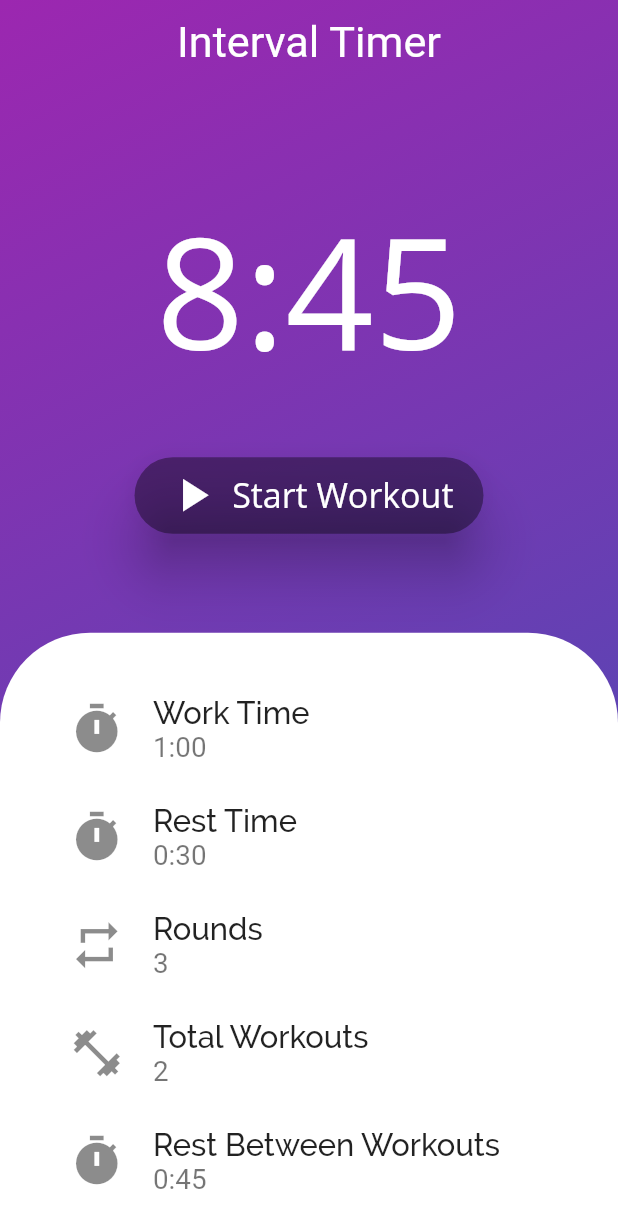
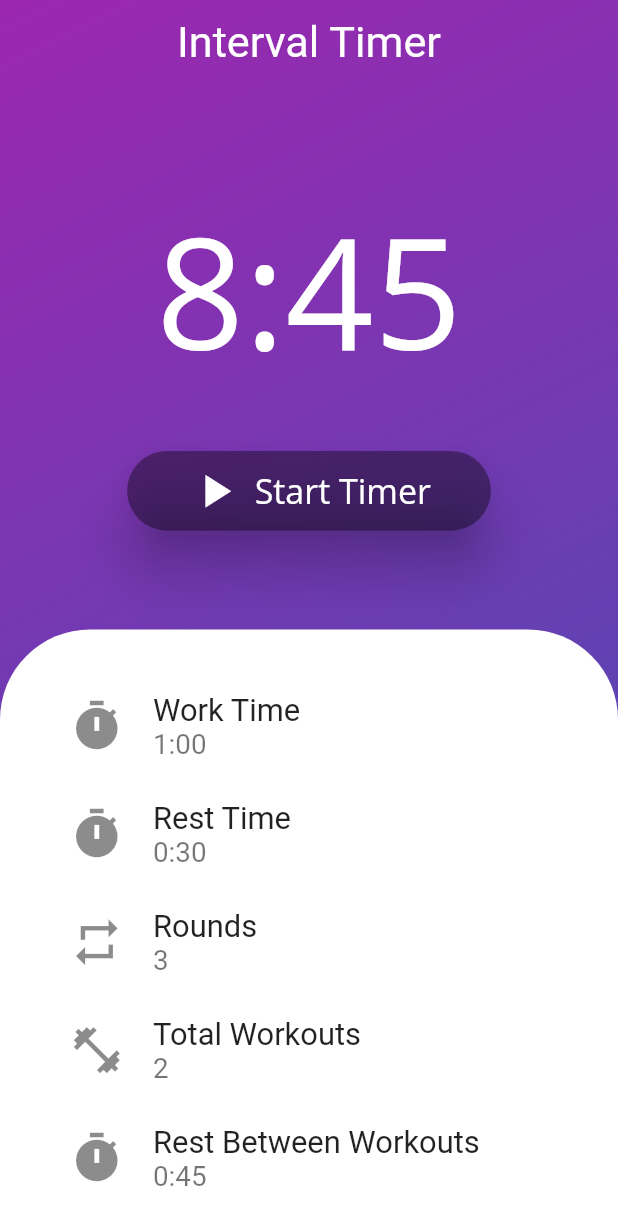
Before and after one commit to sabinabialic/HiitMe-Interval-Timer, a Flutter app: the screen it shows after launch, on a phone screen of 412 x 824 dp. Shown: the top 1228 px of the screen. Run offline on Flutter 3.47's test engine with Material 2 defaults, Android fonts, the phone set to English and light mode, and no system bars; drawn by our look-alikes of focused_menu; our stand-ins replace audioplayers, flutter_local_notifications, numberpicker, percent_indicator, shared_preferences, wakelock; missing offline and left inert: rate_my_app, responsive_flutter, sound_mode.

Commit message:
Working on Save Functionality

```diff
--- a/lib/screens/hiit_screen.dart
+++ b/lib/screens/hiit_screen.dart
@@ -1,10 +1,14 @@
 import 'dart:convert';
 
 import 'package:flutter/material.dart';
+import 'package:flutter/services.dart';
+import 'package:focused_menu/focused_menu.dart';
+import 'package:focused_menu/modals.dart';
 import 'package:interval_timer/screens/workout_screen.dart';
+import 'package:interval_timer/widgets/customalertdialog.dart';
 import 'package:interval_timer/widgets/durationpicker.dart';
+import 'package:interval_timer/widgets/integerpicker.dart';
 import 'package:shared_preferences/shared_preferences.dart';
-import 'package:numberpicker/numberpicker.dart';
 import 'package:rate_my_app/rate_my_app.dart';
 import '../main.dart';
 import '../models.dart';
@@ -24,13 +28,14 @@ class _HiitScreenState extends State<HiitScreen> {
   RateMyApp _rateMyApp = RateMyApp(
     preferencesPrefix: 'rateMyApp_',
     minDays: 3, minLaunches: 7,
-    remindDays: 3, remindLaunches: 5,
+    remindDays: 2, remindLaunches: 5,
     googlePlayIdentifier: 'com.greydanedevelopment.hiitme_interval_timer',
     appStoreIdentifier: '1564361054',
   );
 
   @override
   initState() {
+    // Initialize shared preferences
     var json = widget.prefs.getString('hiit');
     _hiit = json != null? Hiit.fromJson(jsonDecode(json)) : defaultHiit;
 
@@ -100,23 +105,55 @@ class _HiitScreenState extends State<HiitScreen> {
                           mainAxisAlignment: MainAxisAlignment.center,
                           children: <Widget>[
                             Padding(
-                              padding: EdgeInsets.only(top: MediaQuery.of(context).size.height * 0.05),
-                              child: RaisedButton.icon(
-                                onPressed: () { Navigator.push( context,
-                                    MaterialPageRoute(builder: (context) => WorkoutScreen(hiit: _hiit)));},
-                                shape: new RoundedRectangleBorder(
-                                  borderRadius: new BorderRadius.circular(75.0),
-                                ),
-                                padding: EdgeInsets.fromLTRB(20, 7, 20, 7),
-                                elevation: 15.0, color: Colors.black38,
-                                icon: Icon(Icons.play_arrow, color: Colors.white,
+                              padding: EdgeInsets.only(top: MediaQuery.of(context).size.height * 0.045),
+                              child: FocusedMenuHolder(
+                                child: RaisedButton.icon(
+                                  shape: RoundedRectangleBorder(
+                                    borderRadius: BorderRadius.circular(75.0),
+                                  ),
+                                  padding: EdgeInsets.fromLTRB(40, 8, 40, 8),
+                                  elevation: 15.0, color: Colors.black38,
+                                  icon: Icon(Icons.play_arrow, color: Colors.white,
                                     size: MediaQuery.of(context).size.width * 0.09),
-                                label: Text("Start Workout", style: TextStyle(
+                                  label: Text("Start Timer", style: TextStyle(
                                     fontFamily: "Open Sans", color: Colors.white,
                                     fontSize: MediaQuery.of(context).size.width * 0.055)
+                                  ),
+                                  onPressed: () { Navigator.push( context,
+                                      MaterialPageRoute(builder: (context) => WorkoutScreen(hiit: _hiit)));
+                                  },
                                 ),
-                              ),
-                            ),
+
+                                // On long hold, opens a focused menu
+                                menuItems: <FocusedMenuItem> [
+                                  FocusedMenuItem(
+                                      title: Text("Start Timer",
+                                          style: TextStyle(fontFamily: "Roboto", fontSize: 16)),
+                                      trailingIcon: Icon(Icons.play_arrow),
+                                      onPressed: (){
+                                        Navigator.push( context,
+                                            MaterialPageRoute(builder: (context) => WorkoutScreen(hiit: _hiit)));
+                                      }),
+                                  FocusedMenuItem(
+                                      title: Text("Save Timer",
+                                          style: TextStyle(fontFamily: "Roboto", fontSize: 16)),
+                                      trailingIcon: Icon(Icons.save_alt),
+                                      onPressed: (){
+                                        debugPrint("Save Timer Pressed");
+                                        showDialog(
+                                            context: context,
+                                            builder: (context) {
+                                              return InputAlertDialog(
+                                                // Set the initial duration
+                                                title: Text("Save Timer", textAlign: TextAlign.center, style: PickerTextStyle())
+                                              );
+                                            }
+                                        );
+                                      }),
+                                ],
+                                menuWidth: MediaQuery.of(context).size.width * 0.6,
+                                menuOffset: 20,
+                              )),
                           ],
                         ),
                       ],
@@ -136,12 +173,7 @@ class _HiitScreenState extends State<HiitScreen> {
                           child: Column(children: <Widget>[
                             // Exercise Time
                             ListTile(
-                              title: Text(
-                                  "Work Time",
-                                  style: TextStyle(
-                                      fontFamily: "Raleway",
-                                      fontSize: MediaQuery.of(context).size.width * 0.05,
-                                      fontWeight: FontWeight.w500)),
+                              title: Text("Work Time", style: PickerTextStyle()),
                               subtitle: Text(
                                 formatTime(_hiit.workTime),
                                 style: TextStyle(fontSize: MediaQuery.of(context).size.width * 0.045)),
@@ -157,11 +189,7 @@ class _HiitScreenState extends State<HiitScreen> {
                                       child: DurationPicker(
                                         // Set the initial duration
                                         initDuration: _hiit.workTime,
-                                        title: Text("Work Time", textAlign: TextAlign.center,
-                                            style: TextStyle(
-                                                fontFamily: "Roboto",
-                                                fontSize: MediaQuery.of(context).size.width * 0.05,
-                                                fontWeight: FontWeight.w500))
+                                        title: Text("Work Time", textAlign: TextAlign.center, style: PickerTextStyle())
                                       ),
                                     );
                                   }).then((workTime){
@@ -175,12 +203,7 @@ class _HiitScreenState extends State<HiitScreen> {
                             ),
                             // Rest Time
                             ListTile(
-                              title: Text(
-                                "Rest Time",
-                                  style: TextStyle(
-                                      fontFamily: "Raleway",
-                                      fontSize: MediaQuery.of(context).size.width * 0.05,
-                                      fontWeight: FontWeight.w500)),
+                              title: Text("Rest Time", style: PickerTextStyle()),
                               subtitle: Text(
                                   formatTime(_hiit.repRest),
                                   style: TextStyle(fontSize: MediaQuery.of(context).size.width * 0.045)),
@@ -196,12 +219,7 @@ class _HiitScreenState extends State<HiitScreen> {
                                         child: DurationPicker(
                                           // Set the initial duration
                                             initDuration: _hiit.repRest,
-                                            title: Text("Rest Time",
-                                                textAlign: TextAlign.center,
-                                                style: TextStyle(
-                                                    fontFamily: "Roboto",
-                                                    fontSize: MediaQuery.of(context).size.width * 0.05,
-                                                    fontWeight: FontWeight.w500))
+                                            title: Text("Rest Time", textAlign: TextAlign.center, style: PickerTextStyle())
                                         ),
                                       );
                                     }).then((repRestTime){
@@ -215,12 +233,7 @@ class _HiitScreenState extends State<HiitScreen> {
                             ),
                             // Reps
                             ListTile(
-                              title: Text(
-                                  "Rounds",
-                                  style: TextStyle(
-                                      fontFamily: "Raleway",
-                                      fontSize: MediaQuery.of(context).size.width * 0.05,
-                                      fontWeight: FontWeight.w500)),
+                              title: Text("Rounds", style: PickerTextStyle()),
                               subtitle: Text(
                                   '${_hiit.reps}',
                                   style: TextStyle(fontSize: MediaQuery.of(context).size.width * 0.045)),
@@ -233,16 +246,9 @@ class _HiitScreenState extends State<HiitScreen> {
                                     builder: (BuildContext context) {
                                       return MediaQuery(
                                         data: MediaQuery.of(context).copyWith(textScaleFactor: 1.0),
-                                        child: NumberPickerDialog.integer(
-                                            minValue: 1, maxValue: 20,
-                                            // Set the initial value
+                                        child: IntegerPicker(
                                             initialIntegerValue: _hiit.reps,
-                                            title: Text("Rounds",
-                                                textAlign: TextAlign.center,
-                                                style: TextStyle(
-                                                    fontFamily: "Roboto",
-                                                    fontSize: MediaQuery.of(context).size.width * 0.05,
-                                                    fontWeight: FontWeight.w500))
+                                            title: Text("Rounds", textAlign: TextAlign.center, style: PickerTextStyle())
                                         ),
                                       );
                                     }).then((reps){
@@ -256,12 +262,7 @@ class _HiitScreenState extends State<HiitScreen> {
                             ),
                             // Sets
                             ListTile(
-                              title: Text(
-                                  "Total Workouts",
-                                  style: TextStyle(
-                                      fontFamily: "Raleway",
-                                      fontSize: MediaQuery.of(context).size.width * 0.05,
-                                      fontWeight: FontWeight.w500)),
+                              title: Text("Total Workouts", style: PickerTextStyle()),
                               subtitle: Text(
                                   '${_hiit.sets}',
                                   style: TextStyle(fontSize: MediaQuery.of(context).size.width * 0.045)),
@@ -274,16 +275,10 @@ class _HiitScreenState extends State<HiitScreen> {
                                     builder: (BuildContext context) {
                                       return MediaQuery(
                                         data: MediaQuery.of(context).copyWith(textScaleFactor: 1.0),
-                                        child: NumberPickerDialog.integer(
-                                            minValue: 1, maxValue: 20,
+                                        child: IntegerPicker(
                                             // Set the initial value
                                             initialIntegerValue: _hiit.sets,
-                                            title: Text("Total Workouts",
-                                                textAlign: TextAlign.center,
-                                                style: TextStyle(
-                                                    fontFamily: "Roboto",
-                                                    fontSize: MediaQuery.of(context).size.width * 0.05,
-                                                    fontWeight: FontWeight.w500)),
+                                            title: Text("Total Workouts", textAlign: TextAlign.center, style: PickerTextStyle()),
                                         ),
                                       );
                                     }).then((sets){
@@ -299,12 +294,7 @@ class _HiitScreenState extends State<HiitScreen> {
                             ),
                             // Set Rest
                             ListTile(
-                              title: Text(
-                                  "Rest Between Workouts",
-                                  style: TextStyle(
-                                      fontFamily: "Raleway",
-                                      fontSize: MediaQuery.of(context).size.width * 0.05,
-                                      fontWeight: FontWeight.w500)),
+                              title: Text("Rest Between Workouts", style: PickerTextStyle()),
                               subtitle: Text(
                                   formatTime(_hiit.setRest),
                                   style: TextStyle(fontSize: MediaQuery.of(context).size.width * 0.045)),
@@ -320,12 +310,7 @@ class _HiitScreenState extends State<HiitScreen> {
                                         child: DurationPicker(
                                           // Set the initial duration
                                           initDuration: _hiit.setRest,
-                                          title: Text("Rest Between Workouts",
-                                              textAlign: TextAlign.center,
-                                              style: TextStyle(
-                                                  fontFamily: "Roboto",
-                                                  fontSize: MediaQuery.of(context).size.width * 0.05,
-                                                  fontWeight: FontWeight.w500))
+                                          title: Text("Rest Between Workouts", textAlign: TextAlign.center, style: PickerTextStyle())
                                         ),
                                       );
                                     }).then((setRestTime){
@@ -350,4 +335,10 @@ class _HiitScreenState extends State<HiitScreen> {
       ),
     );
   }
+
+  TextStyle PickerTextStyle() {
+    return TextStyle(
+        fontFamily: "Roboto", fontWeight: FontWeight.w500,
+        fontSize: MediaQuery.of(context).size.width * 0.05);
+  }
 }
--- a/pubspec.yaml
+++ b/pubspec.yaml
@@ -5,7 +5,7 @@ description: HIIT timer for interval training.
 # pub.dev using `pub publish`. This is preferred for private packages.
 publish_to: 'none'
 
-version: 1.1.0+3
+version: 1.1.2+5
 
 environment:
   sdk: ">=2.7.0 <3.0.0"
@@ -24,6 +24,7 @@ dependencies:
   percent_indicator: ^3.0.1
   wakelock: ^0.5.1
   rate_my_app: ^1.1.0+1
+  focused_menu: ^1.0.0
 
 dev_dependencies:
   flutter_test:
```
Also changed, not shown: lib/widgets/customalertdialog.dart (added, +75 -0 lines), lib/widgets/durationpicker.dart (+9 -3 lines), lib/widgets/integerpicker.dart (added, +56 -0 lines), pubspec.lock, 1 other file.
